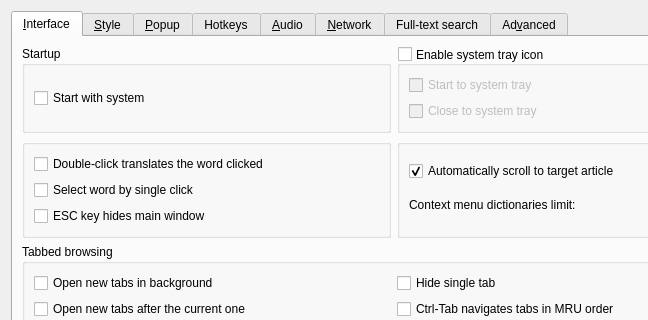
The window that src/ui/preferences.ui (xiaoyifang/goldendict-ng) describes before a commit, drawn with Qt 5; both pictures show x 0 to 648 and y 0 to 320 of the 788 by 572 pixel window.
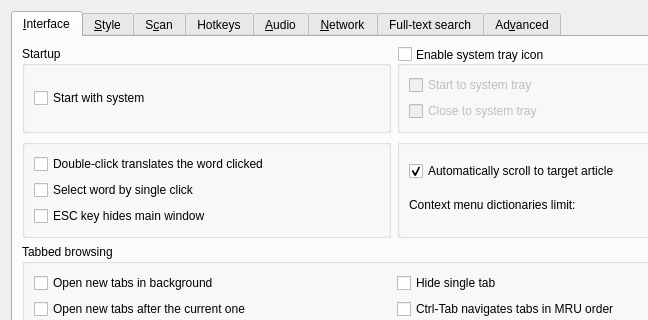
The same window after the commit. Icons and pictures are not drawn.

Commit message:
feat(ui): update popup tab icon and label to scan
- Replace wizard.svg with scan.svg in popup tab

The edit to the form file:
```diff
--- a/src/ui/preferences.ui
+++ b/src/ui/preferences.ui
@@ -637,7 +637,7 @@
         <normaloff>:/icons/wizard.svg</normaloff>:/icons/wizard.svg</iconset>
       </attribute>
       <attribute name="title">
-       <string>&amp;Popup</string>
+       <string>S&amp;can</string>
       </attribute>
       <layout class="QVBoxLayout" name="verticalLayout_10">
        <item>
```
Left out of the diff: 2 changed lines with no effect on the pictures. The commit also changes 2 other files.
